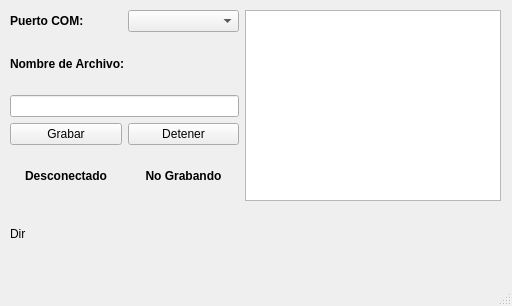
Before: the Qt Designer form Playground/Qcreator/RecordData/mainwindow.ui in Bespi123/Satellite_Attitude_Control, drawn with Qt 5.
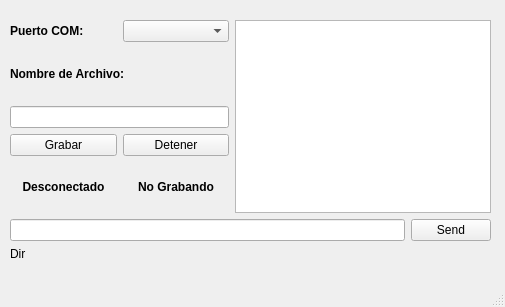
After: the same form once the commit is applied.

The edit to the form file:
```diff
--- a/Playground/Qcreator/RecordData/mainwindow.ui
+++ b/Playground/Qcreator/RecordData/mainwindow.ui
@@ -6,8 +6,8 @@
    <rect>
     <x>0</x>
     <y>0</y>
-    <width>512</width>
-    <height>306</height>
+    <width>505</width>
+    <height>307</height>
    </rect>
   </property>
   <property name="windowTitle">
@@ -18,11 +18,13 @@
     <property name="geometry">
      <rect>
       <x>10</x>
-      <y>10</y>
-      <width>491</width>
-      <height>191</height>
+      <y>20</y>
+      <width>481</width>
+      <height>241</height>
      </rect>
     </property>
+    <layout class="QVBoxLayout" name="verticalLayout_3">
+     <item>
     <layout class="QHBoxLayout" name="horizontalLayout_3">
      <item>
       <layout class="QVBoxLayout" name="verticalLayout">
@@ -116,16 +118,23 @@
       <widget class="QTextBrowser" name="textBrowser"/>
      </item>
     </layout>
-   </widget>
+     </item>
+     <item>
+      <layout class="QHBoxLayout" name="horizontalLayout_5">
+       <item>
+        <widget class="QLineEdit" name="lineEdit_send"/>
+       </item>
+       <item>
+        <widget class="QPushButton" name="pushButton_send">
+         <property name="text">
+          <string>Send</string>
+         </property>
+        </widget>
+       </item>
+      </layout>
+     </item>
+     <item>
    <widget class="QLabel" name="label_dir">
-    <property name="geometry">
-     <rect>
-      <x>10</x>
-      <y>220</y>
-      <width>491</width>
-      <height>27</height>
-     </rect>
-    </property>
     <property name="cursor">
      <cursorShape>IBeamCursor</cursorShape>
     </property>
@@ -136,6 +145,9 @@
      <string>Dir</string>
     </property>
    </widget>
+     </item>
+    </layout>
+   </widget>
   </widget>
   <widget class="QMenuBar" name="menubar">
    <property name="geometry">
```
Left out of the diff: 4 changed lines with no effect on the pictures. Lines whose indentation alone changed are shown as unchanged.
